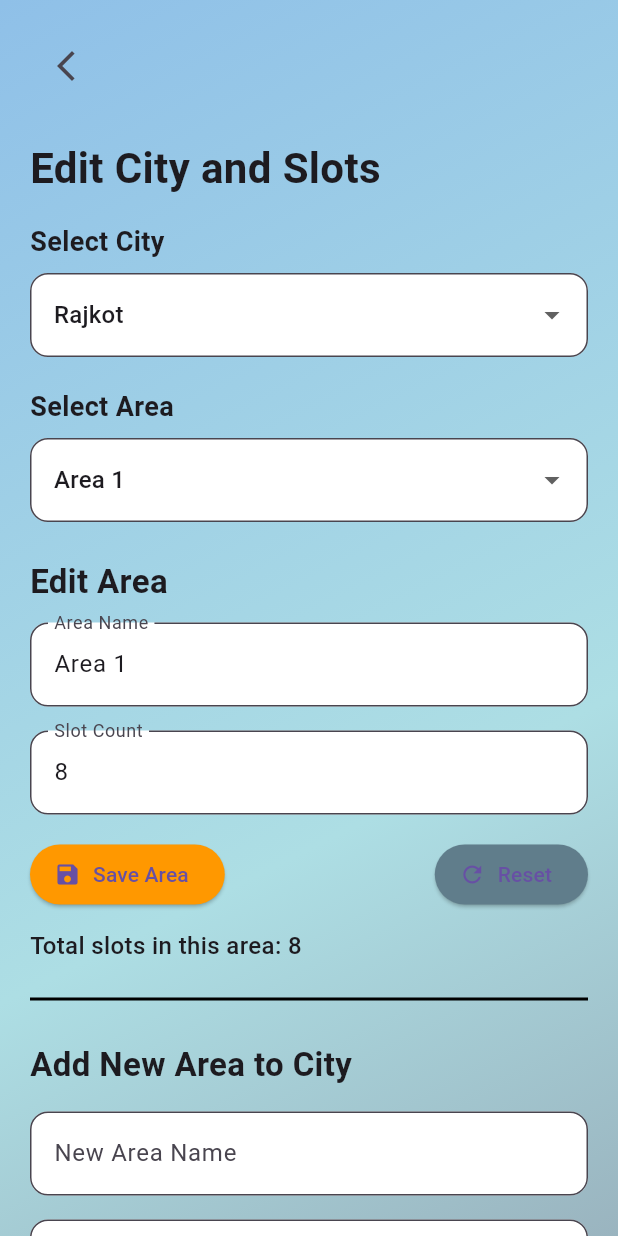
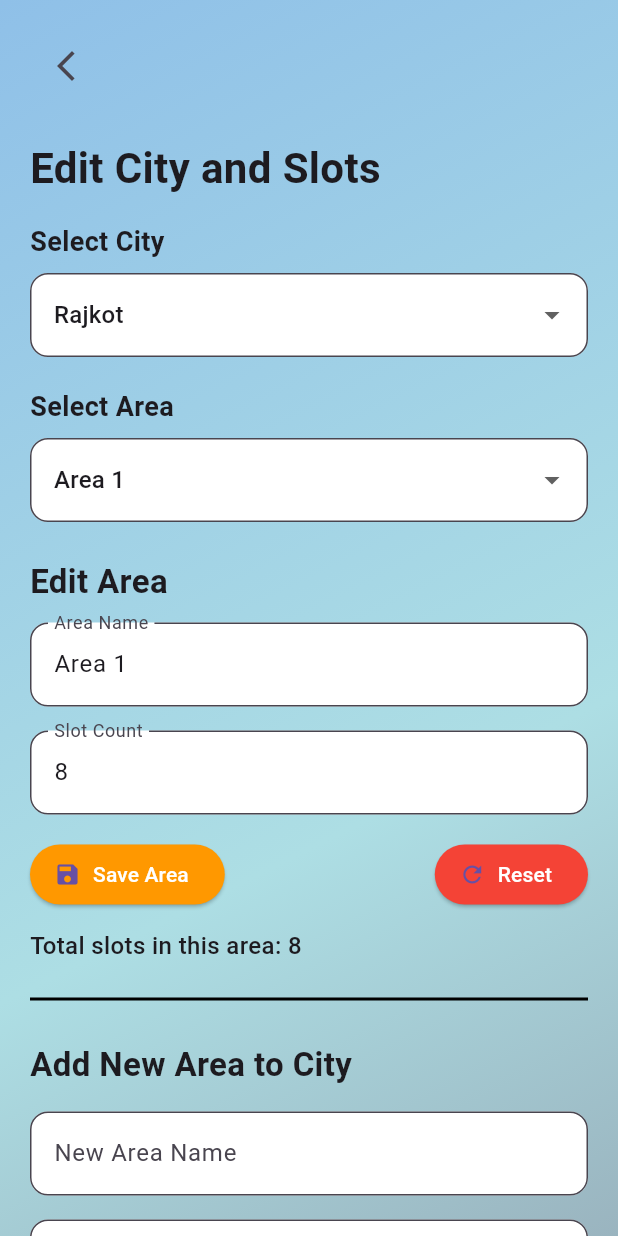
Before and after one commit to JeetPatel7/flutter_parking_digitalization, a Flutter app: the screen it shows after launch, after a tap on "Edit City", on a phone screen of 412 x 824 dp. Run offline on Flutter 3.47's test engine with Material 3 defaults, Android fonts, the phone set to English and light mode, and no system bars.

Commit message:
color change in button

```diff
--- a/lib/MyWidgets/Editpage.dart
+++ b/lib/MyWidgets/Editpage.dart
@@ -363,11 +363,11 @@ class _editpageState extends State<editpage> {
                         ),
                         onPressed: _saveAreaEdits,
                         icon: const Icon(Icons.save),
-                        label: const Text('Save Area'),
+                        label: const Text('Save Area',style: TextStyle(color: Colors.white),),
                       ),
                       ElevatedButton.icon(
                         style: ElevatedButton.styleFrom(
-                          backgroundColor: Colors.blueGrey,
+                          backgroundColor: Colors.red,
                         ),
                         onPressed: () {
                           setState(() {
@@ -375,7 +375,7 @@ class _editpageState extends State<editpage> {
                           });
                         },
                         icon: const Icon(Icons.refresh),
-                        label: const Text('Reset'),
+                        label: const Text('Reset',style: TextStyle(color: Colors.white)),
                       ),
                     ],
                   ),
@@ -423,7 +423,7 @@ class _editpageState extends State<editpage> {
                     ),
                     onPressed: _addNewArea,
                     icon: const Icon(Icons.add),
-                    label: const Text('Add Area'),
+                    label: const Text('Add Area', style: TextStyle(color: Colors.white)),
                   ),
                   const SizedBox(height: 40),
                 ],
```
